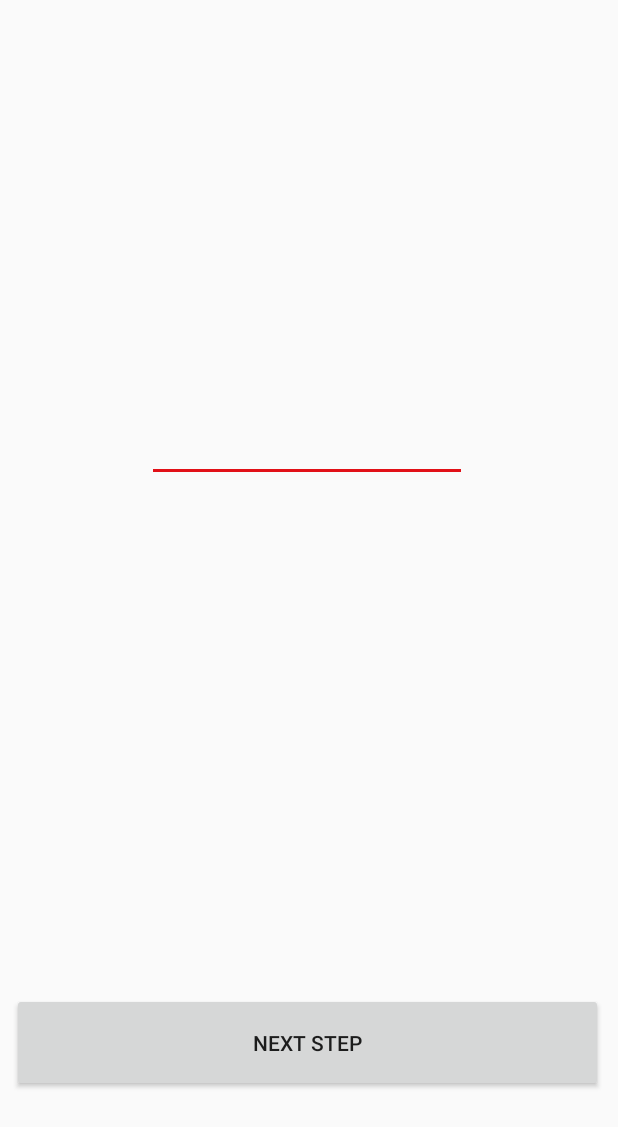
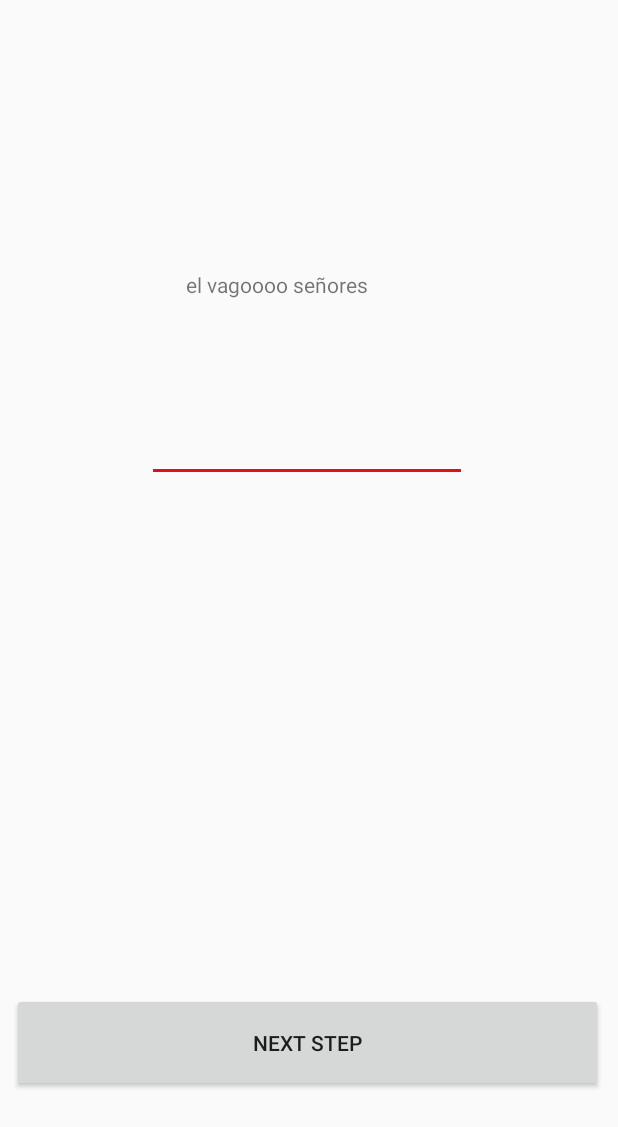
Before and after one commit to Ezebiglia12/Ejercicioapp, an Android app: the layout activity_main.xml on its own in the app's theme, with its tools: preview values and no code run, on a phone screen of 412 x 824 dp. Shown: the top 1127 px of the screen. Run offline under Robolectric (Android 15) with nearby library versions, the phone set to English and light mode, and no system bars.

Commit message:
rama modificada

```diff
--- a/app/src/main/res/layout/activity_main.xml
+++ b/app/src/main/res/layout/activity_main.xml
@@ -27,4 +27,14 @@
         app:layout_constraintStart_toStartOf="parent"
         app:layout_constraintTop_toTopOf="parent"
         android:autofillHints="" />
+
+    <TextView
+        android:id="@+id/textView"
+        android:layout_width="159dp"
+        android:layout_height="57dp"
+        android:layout_marginStart="124dp"
+        android:layout_marginTop="180dp"
+        android:text="el vagoooo señores"
+        app:layout_constraintStart_toStartOf="parent"
+        app:layout_constraintTop_toTopOf="parent" />
 </androidx.constraintlayout.widget.ConstraintLayout>
```
